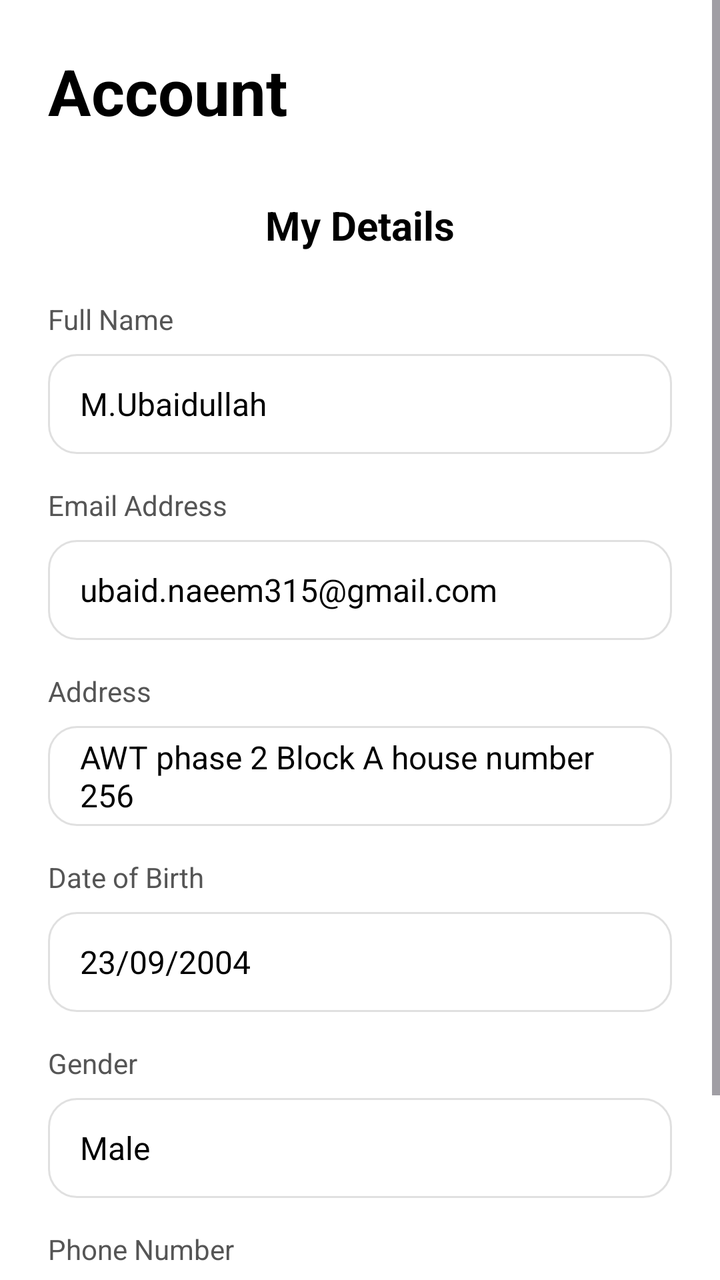
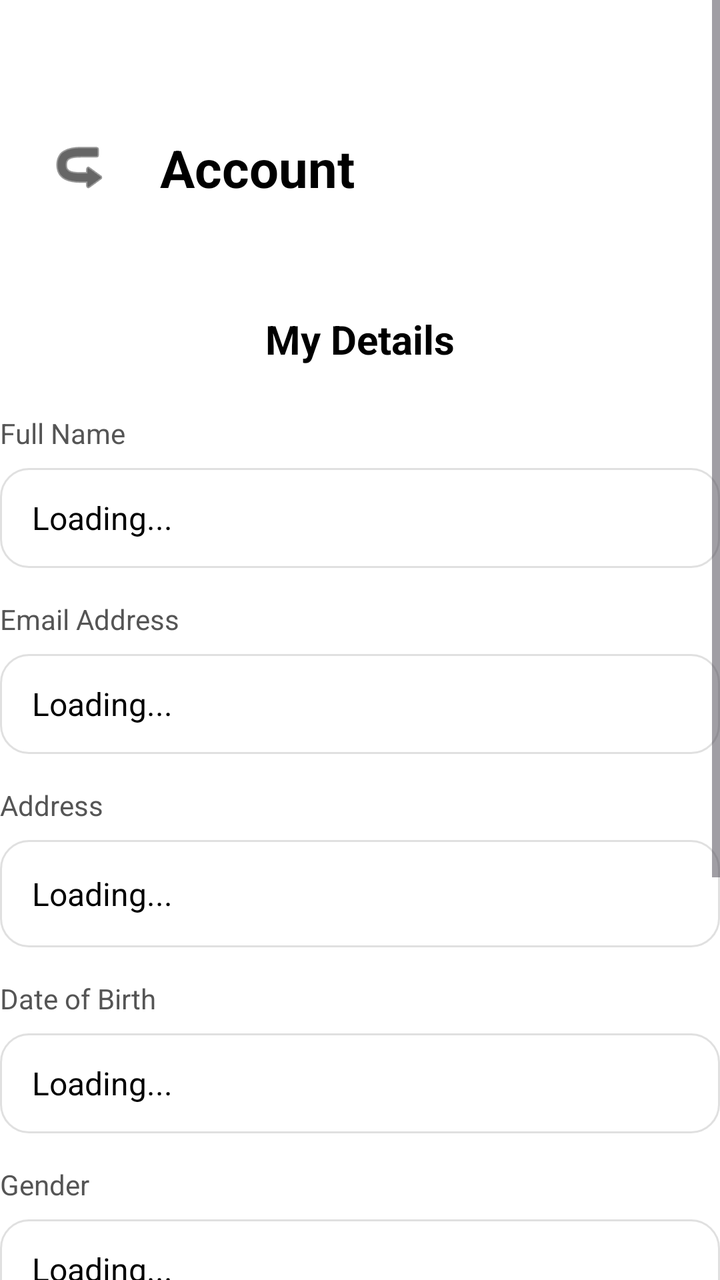

Screens rendered from an Android XML layout before and after an edit, with the pre-edit source and the edit as a unified diff.
<!-- AndroidManifest.xml: application theme Theme.Smd_assigment_1 -->
<!-- res/layout/fragment_account.xml -->
<?xml version="1.0" encoding="utf-8"?>
<ScrollView xmlns:android="http://schemas.android.com/apk/res/android"
    android:layout_width="match_parent"
    android:layout_height="match_parent"
    android:background="@color/white">

    <LinearLayout
        android:layout_width="match_parent"
        android:layout_height="wrap_content"
        android:orientation="vertical"
        android:padding="24dp">

        
        <TextView
            android:layout_width="wrap_content"
            android:layout_height="wrap_content"
            android:text="Account"
            android:textSize="32sp"
            android:textStyle="bold"
            android:textColor="@color/black"
            android:layout_marginBottom="32dp"/>

        <TextView
            android:layout_width="match_parent"
            android:layout_height="wrap_content"
            android:text="My Details"
            android:textSize="20sp"
            android:textStyle="bold"
            android:textColor="@color/black"
            android:gravity="center_horizontal"
            android:layout_marginBottom="24dp"/>

        
        <TextView
            android:layout_width="match_parent"
            android:layout_height="wrap_content"
            android:text="Full Name"
            android:textSize="14sp"
            android:textColor="#555555"
            android:layout_marginBottom="8dp"/>
        <TextView
            android:layout_width="match_parent"
            android:layout_height="50dp"
            android:background="@drawable/rounded_edittext"
            android:paddingStart="16dp"
            android:paddingEnd="16dp"
            android:gravity="center_vertical"
            android:text="M.Ubaidullah"
            android:textColor="@color/black"
            android:textSize="16sp"
            android:layout_marginBottom="16dp"/>

        
        <TextView
            android:layout_width="match_parent"
            android:layout_height="wrap_content"
            android:text="Email Address"
            android:textSize="14sp"
            android:textColor="#555555"
            android:layout_marginBottom="8dp"/>
        <TextView
            android:layout_width="match_parent"
            android:layout_height="50dp"
            android:background="@drawable/rounded_edittext"
            android:paddingStart="16dp"
            android:paddingEnd="16dp"
            android:gravity="center_vertical"
            android:text="ubaid.naeem315@gmail.com"
            android:textColor="@color/black"
            android:textSize="16sp"
            android:layout_marginBottom="16dp"/>

        
        <TextView
            android:layout_width="match_parent"
            android:layout_height="wrap_content"
            android:text="Address"
            android:textSize="14sp"
            android:textColor="#555555"
            android:layout_marginBottom="8dp"/>
        <TextView
            android:layout_width="match_parent"
            android:layout_height="50dp"
            android:background="@drawable/rounded_edittext"
            android:paddingStart="16dp"
            android:paddingEnd="16dp"
            android:gravity="center_vertical"
            android:text="AWT phase 2 Block A house number 256"
            android:textColor="@color/black"
            android:textSize="16sp"
            android:layout_marginBottom="16dp"/>


        <TextView
            android:layout_width="match_parent"
            android:layout_height="wrap_content"
            android:text="Date of Birth"
            android:textSize="14sp"
            android:textColor="#555555"
            android:layout_marginBottom="8dp"/>
        <TextView
            android:layout_width="match_parent"
            android:layout_height="50dp"
            android:background="@drawable/rounded_edittext"
            android:paddingStart="16dp"
            android:paddingEnd="16dp"
            android:gravity="center_vertical"
            android:text="23/09/2004"
            android:textColor="@color/black"
            android:textSize="16sp"
            android:layout_marginBottom="16dp"/>


        <TextView
            android:layout_width="match_parent"
            android:layout_height="wrap_content"
            android:text="Gender"
            android:textSize="14sp"
            android:textColor="#555555"
            android:layout_marginBottom="8dp"/>
        <TextView
            android:layout_width="match_parent"
            android:layout_height="50dp"
            android:background="@drawable/rounded_edittext"
            android:paddingStart="16dp"
            android:paddingEnd="16dp"
            android:gravity="center_vertical"
            android:text="Male"
            android:textColor="@color/black"
            android:textSize="16sp"
            android:layout_marginBottom="16dp"/>


        <TextView
            android:layout_width="match_parent"
            android:layout_height="wrap_content"
            android:text="Phone Number"
            android:textSize="14sp"
            android:textColor="#555555"
            android:layout_marginBottom="8dp"/>

        <LinearLayout
            android:layout_width="match_parent"
            android:layout_height="50dp"
            android:background="@drawable/rounded_edittext"
            android:orientation="horizontal"
            android:gravity="center_vertical"
            android:paddingStart="16dp"
            android:paddingEnd="16dp"
            android:layout_marginBottom="32dp">


            <TextView
                android:layout_width="wrap_content"
                android:layout_height="wrap_content"
                android:text="🇵🇰"
                android:textSize="18sp"
                android:layout_marginEnd="8dp"/>

            <TextView
                android:layout_width="match_parent"
                android:layout_height="wrap_content"
                android:text="+92 3104695189"
                android:textColor="@color/black"
                android:textSize="16sp"/>
        </LinearLayout>

    </LinearLayout>
</ScrollView>
<!-- resources referenced by this layout -->
<resources>
  <color name="black">#FF000000</color>
  <color name="white">#FFFFFFFF</color>
  <!-- drawable rounded_edittext (drawable) -->
  <?xml version="1.0" encoding="utf-8"?>
  <shape xmlns:android="http://schemas.android.com/apk/res/android">
      <solid android:color="@color/white" />
      <stroke
          android:width="1dp"
          android:color="#E0E0E0" />
      <corners android:radius="14dp" />
  </shape>
  <style name="Theme.Smd_assigment_1" parent="Base.Theme.Smd_assigment_1" />
  <style name="Base.Theme.Smd_assigment_1" parent="Theme.Material3.DayNight.NoActionBar">
          
          
      </style>
</resources>

<!-- the commit's change to res/layout/fragment_account.xml (unified diff, before → after) -->
@@ -1,5 +1,6 @@
 <?xml version="1.0" encoding="utf-8"?>
 <ScrollView xmlns:android="http://schemas.android.com/apk/res/android"
+    xmlns:app="http://schemas.android.com/apk/res-auto"
     android:layout_width="match_parent"
     android:layout_height="match_parent"
     android:background="@color/white">
@@ -8,17 +9,47 @@
         android:layout_width="match_parent"
         android:layout_height="wrap_content"
         android:orientation="vertical"
-        android:padding="24dp">
-
-        
-        <TextView
-            android:layout_width="wrap_content"
-            android:layout_height="wrap_content"
-            android:text="Account"
-            android:textSize="32sp"
-            android:textStyle="bold"
-            android:textColor="@color/black"
-            android:layout_marginBottom="32dp"/>
+        android:padding="0dp">
+
+        
+        <View
+            android:layout_width="match_parent"
+            android:layout_height="60dp" />
+
+        
+        <RelativeLayout
+            android:layout_width="match_parent"
+            android:layout_height="wrap_content"
+            android:paddingHorizontal="16dp"
+            android:layout_marginBottom="24dp">
+
+            <ImageButton
+                android:id="@+id/btnBack"
+                android:layout_width="48dp"
+                android:layout_height="48dp"
+                android:src="@android:drawable/ic_menu_revert"
+                android:background="?attr/selectableItemBackgroundBorderless"
+                android:padding="12dp"
+                android:rotation="180"
+                app:tint="#000000"
+                android:layout_alignParentStart="true"
+                android:layout_centerVertical="true" />
+
+            <TextView
+                android:layout_width="wrap_content"
+                android:layout_height="wrap_content"
+                android:text="Account"
+                android:textSize="26sp"
+                android:textStyle="bold"
+                android:textColor="#000000"
+                android:layout_toEndOf="@id/btnBack"
+                android:layout_marginStart="16dp"
+                android:layout_centerVertical="true" />
+        </RelativeLayout>
+
+        <View
+            android:layout_width="match_parent"
+            android:layout_height="24dp" />
 
         <TextView
             android:layout_width="match_parent"
@@ -39,13 +70,14 @@
             android:textColor="#555555"
             android:layout_marginBottom="8dp"/>
         <TextView
-            android:layout_width="match_parent"
-            android:layout_height="50dp"
-            android:background="@drawable/rounded_edittext"
-            android:paddingStart="16dp"
-            android:paddingEnd="16dp"
-            android:gravity="center_vertical"
-            android:text="M.Ubaidullah"
+            android:id="@+id/tvName_account"
+            android:layout_width="match_parent"
+            android:layout_height="50dp"
+            android:background="@drawable/rounded_edittext"
+            android:paddingStart="16dp"
+            android:paddingEnd="16dp"
+            android:gravity="center_vertical"
+            android:text="Loading..."
             android:textColor="@color/black"
             android:textSize="16sp"
             android:layout_marginBottom="16dp"/>
@@ -59,13 +91,14 @@
             android:textColor="#555555"
             android:layout_marginBottom="8dp"/>
         <TextView
-            android:layout_width="match_parent"
-            android:layout_height="50dp"
-            android:background="@drawable/rounded_edittext"
-            android:paddingStart="16dp"
-            android:paddingEnd="16dp"
-            android:gravity="center_vertical"
-            android:text="ubaid.naeem315@gmail.com"
+            android:id="@+id/tvEmail_account"
+            android:layout_width="match_parent"
+            android:layout_height="50dp"
+            android:background="@drawable/rounded_edittext"
+            android:paddingStart="16dp"
+            android:paddingEnd="16dp"
+            android:gravity="center_vertical"
+            android:text="Loading..."
             android:textColor="@color/black"
             android:textSize="16sp"
             android:layout_marginBottom="16dp"/>
@@ -79,18 +112,19 @@
             android:textColor="#555555"
             android:layout_marginBottom="8dp"/>
         <TextView
-            android:layout_width="match_parent"
-            android:layout_height="50dp"
-            android:background="@drawable/rounded_edittext"
-            android:paddingStart="16dp"
-            android:paddingEnd="16dp"
-            android:gravity="center_vertical"
-            android:text="AWT phase 2 Block A house number 256"
-            android:textColor="@color/black"
-            android:textSize="16sp"
-            android:layout_marginBottom="16dp"/>
-
-
+            android:id="@+id/tvAddress_account"
+            android:layout_width="match_parent"
+            android:layout_height="wrap_content"
+            android:minHeight="50dp"
+            android:background="@drawable/rounded_edittext"
+            android:padding="16dp"
+            android:gravity="center_vertical"
+            android:text="Loading..."
+            android:textColor="@color/black"
+            android:textSize="16sp"
+            android:layout_marginBottom="16dp"/>
+
+        
         <TextView
             android:layout_width="match_parent"
             android:layout_height="wrap_content"
@@ -99,18 +133,19 @@
             android:textColor="#555555"
             android:layout_marginBottom="8dp"/>
         <TextView
-            android:layout_width="match_parent"
-            android:layout_height="50dp"
-            android:background="@drawable/rounded_edittext"
-            android:paddingStart="16dp"
-            android:paddingEnd="16dp"
-            android:gravity="center_vertical"
-            android:text="23/09/2004"
-            android:textColor="@color/black"
-            android:textSize="16sp"
-            android:layout_marginBottom="16dp"/>
-
-
+            android:id="@+id/tvDob_account"
+            android:layout_width="match_parent"
+            android:layout_height="50dp"
+            android:background="@drawable/rounded_edittext"
+            android:paddingStart="16dp"
+            android:paddingEnd="16dp"
+            android:gravity="center_vertical"
+            android:text="Loading..."
+            android:textColor="@color/black"
+            android:textSize="16sp"
+            android:layout_marginBottom="16dp"/>
+
+        
         <TextView
             android:layout_width="match_parent"
             android:layout_height="wrap_content"
@@ -119,18 +154,19 @@
             android:textColor="#555555"
             android:layout_marginBottom="8dp"/>
         <TextView
-            android:layout_width="match_parent"
-            android:layout_height="50dp"
-            android:background="@drawable/rounded_edittext"
-            android:paddingStart="16dp"
-            android:paddingEnd="16dp"
-            android:gravity="center_vertical"
-            android:text="Male"
-            android:textColor="@color/black"
-            android:textSize="16sp"
-            android:layout_marginBottom="16dp"/>
-
-
+            android:id="@+id/tvGender_account"
+            android:layout_width="match_parent"
+            android:layout_height="50dp"
+            android:background="@drawable/rounded_edittext"
+            android:paddingStart="16dp"
+            android:paddingEnd="16dp"
+            android:gravity="center_vertical"
+            android:text="Loading..."
+            android:textColor="@color/black"
+            android:textSize="16sp"
+            android:layout_marginBottom="16dp"/>
+
+        
         <TextView
             android:layout_width="match_parent"
             android:layout_height="wrap_content"
@@ -138,32 +174,48 @@
             android:textSize="14sp"
             android:textColor="#555555"
             android:layout_marginBottom="8dp"/>
-
-        <LinearLayout
-            android:layout_width="match_parent"
-            android:layout_height="50dp"
-            android:background="@drawable/rounded_edittext"
-            android:orientation="horizontal"
-            android:gravity="center_vertical"
-            android:paddingStart="16dp"
-            android:paddingEnd="16dp"
-            android:layout_marginBottom="32dp">
-
-
-            <TextView
-                android:layout_width="wrap_content"
-                android:layout_height="wrap_content"
-                android:text="🇵🇰"
-                android:textSize="18sp"
-                android:layout_marginEnd="8dp"/>
-
-            <TextView
-                android:layout_width="match_parent"
-                android:layout_height="wrap_content"
-                android:text="+92 3104695189"
-                android:textColor="@color/black"
-                android:textSize="16sp"/>
-        </LinearLayout>
+        <TextView
+            android:id="@+id/tvPhone_account"
+            android:layout_width="match_parent"
+            android:layout_height="50dp"
+            android:background="@drawable/rounded_edittext"
+            android:paddingStart="16dp"
+            android:paddingEnd="16dp"
+            android:gravity="center_vertical"
+            android:text="Loading..."
+            android:textColor="@color/black"
+            android:textSize="16sp"
+            android:layout_marginBottom="16dp"/>
+
+        
+        <TextView
+            android:layout_width="match_parent"
+            android:layout_height="wrap_content"
+            android:text="Country"
+            android:textSize="14sp"
+            android:textColor="#555555"
+            android:layout_marginBottom="8dp"/>
+        <TextView
+            android:id="@+id/tvCountry_account"
+            android:layout_width="match_parent"
+            android:layout_height="50dp"
+            android:background="@drawable/rounded_edittext"
+            android:paddingStart="16dp"
+            android:paddingEnd="16dp"
+            android:gravity="center_vertical"
+            android:text="Loading..."
+            android:textColor="@color/black"
+            android:textSize="16sp"
+            android:layout_marginBottom="32dp"/>
+
+        <com.google.android.material.button.MaterialButton
+            android:id="@+id/btn_logout"
+            android:layout_width="match_parent"
+            android:layout_height="56dp"
+            android:text="Logout"
+            android:backgroundTint="#FF4444"
+            android:textColor="@color/white"
+            app:cornerRadius="8dp" />
 
     </LinearLayout>
 </ScrollView>
